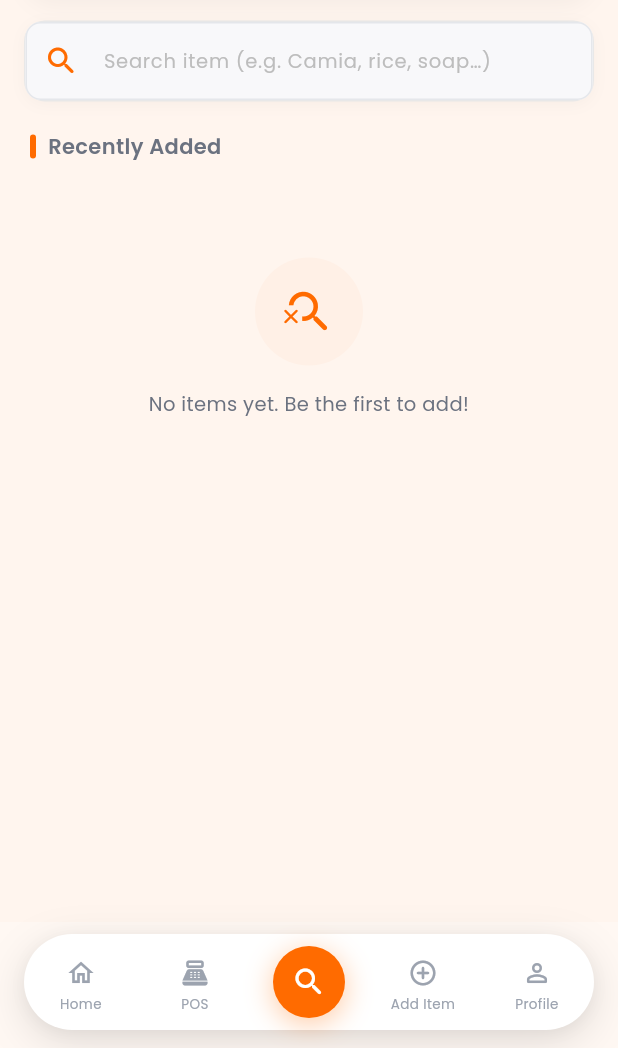
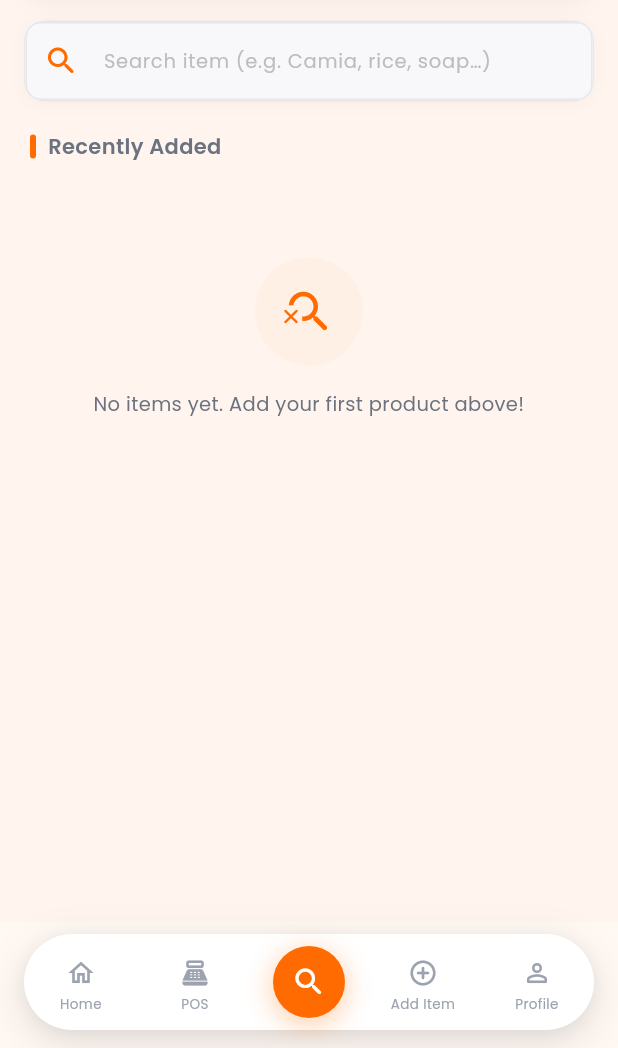
Before and after one commit to ferdiie/MaTagpila, a Flutter app: the screen it shows once a user with an empty profile is signed in, scrolled down 180 dp, after a tap on the "search" icon, on a phone screen of 412 x 824 dp, the part 188-1236 px from its top. Run offline on Flutter 3.47's test engine with Material 3 defaults, Android fonts, the phone set to English and light mode, and no system bars; our stand-ins replace cloud_firestore, equatable, firebase_auth, firebase_core, flutter_riverpod, go_router and 6 more; missing offline and left inert: dart:js_interop; accounts and stored records are empty; generated files the repository leaves out were written again.

Commit message:
Fix: Some Changes

```diff
--- a/MaTagpila/lib/screens/price_check_screen.dart
+++ b/MaTagpila/lib/screens/price_check_screen.dart
@@ -13,6 +13,8 @@ import '../features/shared/services/firestore_services.dart';
 // ─────────────────────────────────────────────
 final _searchQueryProvider = StateProvider<String>((_) => '');
 
+/// Search results are scoped to the current user via pricesServiceProvider,
+/// which internally uses /users/{uid}/prices — no cross-user data leaks.
 final _searchResultsProvider =
     FutureProvider.autoDispose<List<PriceItem>>((ref) async {
   final q = ref.watch(_searchQueryProvider);
@@ -46,15 +48,16 @@ class _PriceCheckScreenState extends ConsumerState<PriceCheckScreen> {
   Widget build(BuildContext context) {
     final query = ref.watch(_searchQueryProvider);
     final resultsAsync = ref.watch(_searchResultsProvider);
+    // allPricesStreamProvider is already user-scoped — only shows items
+    // belonging to the currently signed-in user.
     final allAsync = ref.watch(allPricesStreamProvider);
     final fmt = NumberFormat.currency(symbol: '₱', decimalDigits: 2);
 
     return Container(
-      // ── Warm cream background matching Add Price Info screen ──
       color: const Color(0xFFFFF5EE),
       child: CustomScrollView(
         slivers: [
-          // ── Header card (flat white, same style as Add Price Info) ──
+          // ── Header card ───────────────────────────────
           SliverToBoxAdapter(
             child: Padding(
               padding: const EdgeInsets.fromLTRB(16, 20, 16, 0),
@@ -74,7 +77,6 @@ class _PriceCheckScreenState extends ConsumerState<PriceCheckScreen> {
                 child: Row(
                   crossAxisAlignment: CrossAxisAlignment.center,
                   children: [
-                    // Orange icon badge
                     Container(
                       width: 48,
                       height: 48,
@@ -89,7 +91,6 @@ class _PriceCheckScreenState extends ConsumerState<PriceCheckScreen> {
                       ),
                     ),
                     const SizedBox(width: 14),
-                    // Title + subtitle
                     Expanded(
                       child: Column(
                         crossAxisAlignment: CrossAxisAlignment.start,
@@ -107,7 +108,6 @@ class _PriceCheckScreenState extends ConsumerState<PriceCheckScreen> {
                         ],
                       ),
                     ),
-                    // Mascot logo
                     Image.asset(
                       'assets/images/logo.png',
                       height: 60,
@@ -132,7 +132,7 @@ class _PriceCheckScreenState extends ConsumerState<PriceCheckScreen> {
             ),
           ),
 
-          // ── Search bar (standalone card below header) ──
+          // ── Search bar ────────────────────────────────
           SliverToBoxAdapter(
             child: Padding(
               padding: const EdgeInsets.fromLTRB(16, 14, 16, 0),
@@ -234,7 +234,8 @@ class _PriceCheckScreenState extends ConsumerState<PriceCheckScreen> {
               data: (items) => items.isEmpty
                   ? const SliverToBoxAdapter(
                       child: _EmptyState(
-                          message: 'No items yet. Be the first to add!'),
+                          message:
+                              'No items yet. Add your first product above!'),
                     )
                   : SliverList(
                       delegate: SliverChildBuilderDelegate(
@@ -358,6 +359,7 @@ class _PriceCardState extends ConsumerState<_PriceCard>
     setState(() => _isSaving = true);
     try {
       final uid = ref.read(firebaseAuthProvider).currentUser?.uid ?? '';
+      // updatePrice writes to /users/{uid}/prices/{docId} — user-scoped.
       await ref.read(pricesServiceProvider).updatePrice(
             docId: widget.item.id,
             newPrice: newPrice,
@@ -416,6 +418,7 @@ class _PriceCardState extends ConsumerState<_PriceCard>
         onSaved: (name, unit, category) async {
           try {
             final uid = ref.read(firebaseAuthProvider).currentUser?.uid ?? '';
+            // updateDetails writes to /users/{uid}/prices/{docId} — user-scoped.
             await ref.read(pricesServiceProvider).updateDetails(
                   docId: widget.item.id,
                   name: name,
@@ -453,6 +456,7 @@ class _PriceCardState extends ConsumerState<_PriceCard>
         itemName: widget.item.name,
         onConfirm: () async {
           try {
+            // deleteProduct removes /users/{uid}/prices/{docId} — user-scoped.
             await ref
                 .read(pricesServiceProvider)
                 .deleteProduct(docId: widget.item.id);
@@ -519,7 +523,6 @@ class _PriceCardState extends ConsumerState<_PriceCard>
             child: Row(
               crossAxisAlignment: CrossAxisAlignment.center,
               children: [
-                // ── Left: icon badge ─────────────────────
                 Container(
                   width: 46,
                   height: 46,
@@ -534,8 +537,6 @@ class _PriceCardState extends ConsumerState<_PriceCard>
                   ),
                 ),
                 const SizedBox(width: 12),
-
-                // ── Centre: name + meta ───────────────────
                 Expanded(
                   child: Column(
                     crossAxisAlignment: CrossAxisAlignment.start,
@@ -546,7 +547,6 @@ class _PriceCardState extends ConsumerState<_PriceCard>
                         overflow: TextOverflow.ellipsis,
                       ),
                       const SizedBox(height: 4),
-                      // Category chip
                       if (widget.item.category.isNotEmpty)
                         Container(
                           margin: const EdgeInsets.only(bottom: 4),
@@ -589,14 +589,10 @@ class _PriceCardState extends ConsumerState<_PriceCard>
                     ],
                   ),
                 ),
-
                 const SizedBox(width: 8),
-
-                // ── Right: price + action buttons ─────────
                 Column(
                   crossAxisAlignment: CrossAxisAlignment.end,
                   children: [
-                    // Price display
                     Text(
                       widget.formatter.format(widget.item.price),
                       style: AppTextStyles.priceMd
@@ -607,11 +603,9 @@ class _PriceCardState extends ConsumerState<_PriceCard>
                       style: AppTextStyles.bodySm,
                     ),
                     const SizedBox(height: 8),
-                    // Action buttons row
                     Row(
                       mainAxisSize: MainAxisSize.min,
                       children: [
-                        // Edit price toggle
                         AnimatedBuilder(
                           animation: _expandAnim,
                           builder: (_, __) => _ActionButton(
@@ -628,7 +622,6 @@ class _PriceCardState extends ConsumerState<_PriceCard>
                           ),
                         ),
                         const SizedBox(width: 6),
-                        // Three-dot menu
                         _ActionButton(
                           onTap: () => _showOptionsMenu(context),
                           icon: Icons.more_horiz_rounded,
@@ -661,7 +654,7 @@ class _PriceCardState extends ConsumerState<_PriceCard>
 }
 
 // ─────────────────────────────────────────────
-//  ACTION BUTTON  (small square icon button)
+//  ACTION BUTTON
 // ─────────────────────────────────────────────
 class _ActionButton extends StatelessWidget {
   final VoidCallback onTap;
@@ -694,7 +687,7 @@ class _ActionButton extends StatelessWidget {
 }
 
 // ─────────────────────────────────────────────
-//  OPTIONS MENU SHEET  (three-dot)
+//  OPTIONS MENU SHEET
 // ─────────────────────────────────────────────
 class _OptionsMenuSheet extends StatelessWidget {
   final PriceItem item;
@@ -718,7 +711,6 @@ class _OptionsMenuSheet extends StatelessWidget {
       child: Column(
         mainAxisSize: MainAxisSize.min,
         children: [
-          // Handle
           const SizedBox(height: 12),
           Container(
             width: 40,
@@ -729,8 +721,6 @@ class _OptionsMenuSheet extends StatelessWidget {
             ),
           ),
           const SizedBox(height: 16),
-
-          // Item label
           Padding(
             padding: const EdgeInsets.symmetric(horizontal: 20),
             child: Row(
@@ -763,12 +753,9 @@ class _OptionsMenuSheet extends StatelessWidget {
               ],
             ),
           ),
-
           const SizedBox(height: 16),
           const Divider(height: 1, color: Color(0xFFF0F0F0)),
           const SizedBox(height: 8),
-
-          // Edit Details option
           ListTile(
             onTap: onEditDetails,
             leading: Container(
@@ -789,8 +776,6 @@ class _OptionsMenuSheet extends StatelessWidget {
             trailing: const Icon(Icons.chevron_right_rounded,
                 color: Colors.grey, size: 20),
           ),
-
-          // Delete option
           ListTile(
             onTap: onDelete,
             leading: Container(
@@ -814,7 +799,6 @@ class _OptionsMenuSheet extends StatelessWidget {
             trailing: const Icon(Icons.chevron_right_rounded,
                 color: Colors.grey, size: 20),
           ),
-
           const SizedBox(height: 8),
         ],
       ),
@@ -918,7 +902,6 @@ class _EditDetailsSheetState extends State<_EditDetailsSheet> {
             mainAxisSize: MainAxisSize.min,
             crossAxisAlignment: CrossAxisAlignment.start,
             children: [
-              // Handle
               Center(
                 child: Container(
                   width: 40,
@@ -930,8 +913,6 @@ class _EditDetailsSheetState extends State<_EditDetailsSheet> {
                 ),
               ),
               const SizedBox(height: 20),
-
-              // Title row
               Row(
                 children: [
                   Container(
@@ -958,10 +939,7 @@ class _EditDetailsSheetState extends State<_EditDetailsSheet> {
                   ),
                 ],
               ),
-
               const SizedBox(height: 24),
-
-              // Product Name
               const _FieldLabel(label: 'Product Name'),
               const SizedBox(height: 8),
               _InputField(
@@ -970,10 +948,7 @@ class _EditDetailsSheetState extends State<_EditDetailsSheet> {
                 prefixIcon: Icons.label_outline_rounded,
                 textCapitalization: TextCapitalization.words,
               ),
-
               const SizedBox(height: 20),
-
-              // Unit
               const _FieldLabel(label: 'Unit'),
               const SizedBox(height: 8),
               _InputField(
@@ -988,10 +963,7 @@ class _EditDetailsSheetState extends State<_EditDetailsSheet> {
                   style: AppTextStyles.bodySm.copyWith(color: Colors.grey[500]),
                 ),
               ),
-
               const SizedBox(height: 20),
-
-              // Category
               const _FieldLabel(label: 'Category'),
               const SizedBox(height: 8),
               Container(
@@ -1030,10 +1002,7 @@ class _EditDetailsSheetState extends State<_EditDetailsSheet> {
                   ),
                 ),
               ),
-
               const SizedBox(height: 32),
-
-              // Action buttons
               Row(
                 children: [
                   Expanded(
@@ -1437,7 +1406,7 @@ class _EmptyState extends StatelessWidget {
           Container(
             width: 72,
             height: 72,
-            decoration: BoxDecoration(
+            decoration: const BoxDecoration(
               color: AppColors.orangeSurface,
               shape: BoxShape.circle,
             ),
```
Also changed, not shown: MaTagpila/lib/screens/dashboard_screen.dart (+18 -38 lines).
